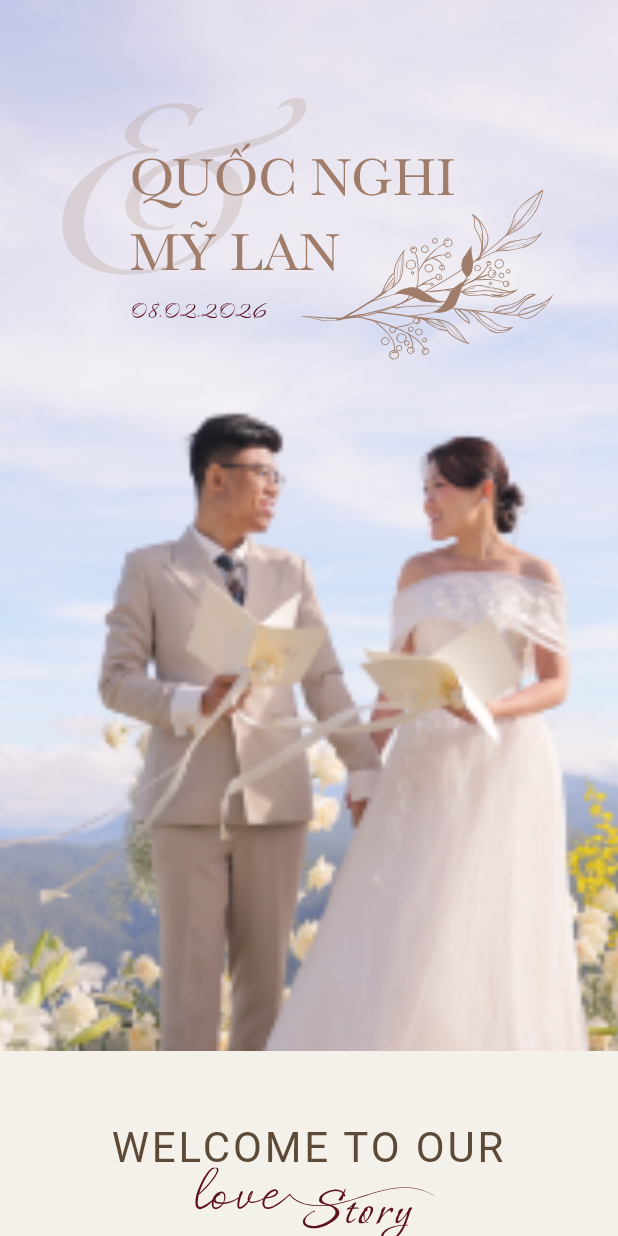
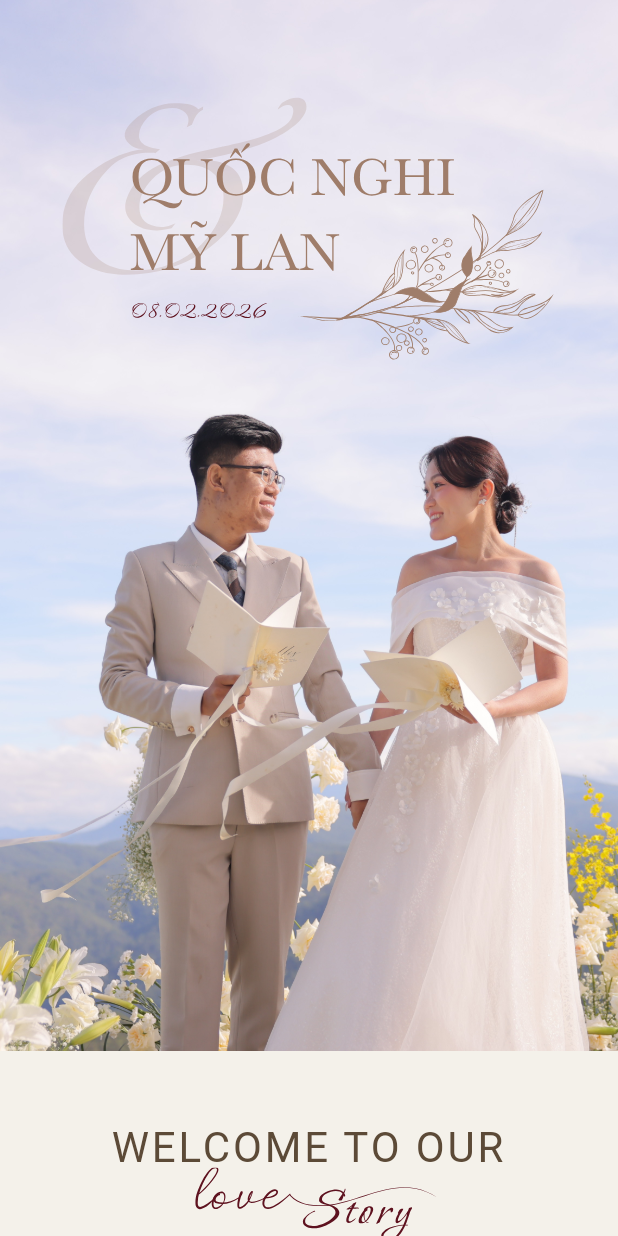
Before and after one commit to DuongQuocNghi/wedding_invitations, a Flutter app: the screen it shows after launch, on a phone screen of 412 x 824 dp. Run offline on Flutter 3.47's test engine with Material 3 defaults, Android fonts, the phone set to English and light mode, and no system bars; our stand-ins replace flutter_svg, google_fonts; network calls fail; Roboto replaces fonts that are missing (Bellefair).

Commit message:
Remove cacheWidth limitations for network and asset images to maintain original quality; simplify image loading logic for better performance.

```diff
--- a/lib/main.dart
+++ b/lib/main.dart
@@ -118,27 +118,17 @@ class HeaderSection extends StatelessWidget {
 
   @override
   Widget build(BuildContext context) {
-    final size = MediaQuery.of(context).size;
-    final isMobile = size.width < 600;
-    // Tối ưu: chỉ decode width cần thiết để giảm bộ nhớ trên mobile
-    // Mobile: dùng 1.0 để giảm memory, Desktop: có thể dùng 1.5 vì có nhiều RAM hơn
-    final imageWidth = (size.width * (isMobile ? 1.0 : 1.5)).toInt();
-
     return Container(
       width: double.infinity,
       // Chiều cao bằng chiều cao màn hình
-      height: size.height * 0.85,
+      height: MediaQuery.of(context).size.height * 0.85,
       child: Stack(
         fit: StackFit.expand,
         children: [
-          // Sử dụng Image.asset với cacheWidth để tối ưu memory
+          // Sử dụng Image.asset không giới hạn cacheWidth để giữ nguyên chất lượng
           Image.asset(
             'assets/THO_3493.JPG',
             fit: BoxFit.cover,
-            cacheWidth: imageWidth.clamp(
-              300,
-              1920,
-            ), // Giới hạn max width để tối ưu
             // Sử dụng frameBuilder để hiển thị placeholder khi đang load
             frameBuilder: (context, child, frame, wasSynchronouslyLoaded) {
               if (wasSynchronouslyLoaded) return child;
```
Also changed, not shown: lib/lazy_image.dart (+2 -17 lines).
